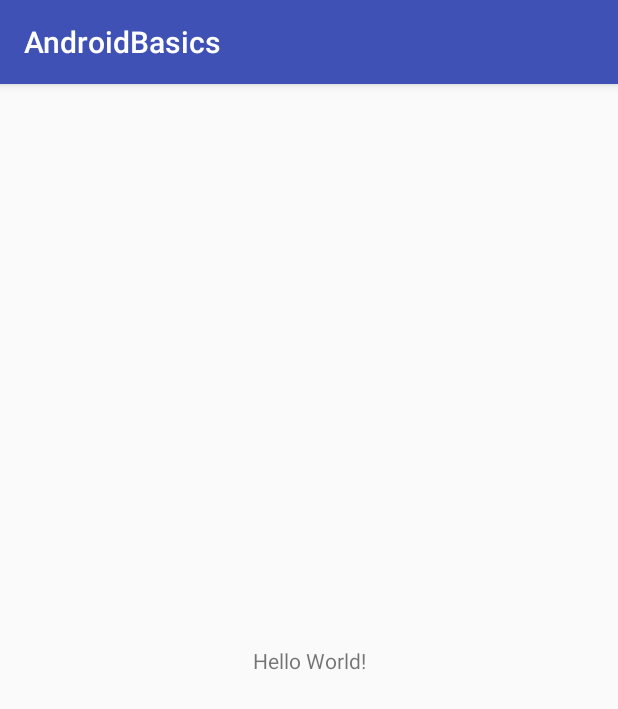
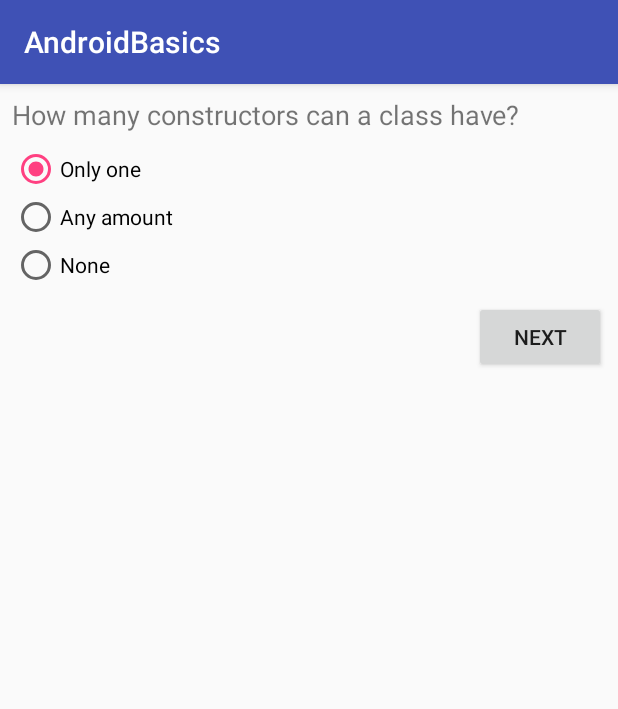
Before and after one commit to chrisvasqm/android-basics, an Android app: the screen it shows after launch (MainActivity before the commit, FirstQuizActivity after it), on a phone screen of 412 x 824 dp. Shown: the top 709 px of the screen. Run offline under Robolectric (Android 15) with nearby library versions, the phone set to English and light mode, and no system bars.

Commit message:
Add first quiz

```diff
--- a/app/src/main/AndroidManifest.xml
+++ b/app/src/main/AndroidManifest.xml
@@ -9,7 +9,7 @@
         android:roundIcon="@mipmap/ic_launcher_round"
         android:supportsRtl="true"
         android:theme="@style/AppTheme">
-        <activity android:name=".MainActivity">
+        <activity android:name=".FirstQuizActivity">
             <intent-filter>
                 <action android:name="android.intent.action.MAIN" />
 
--- /dev/null
+++ b/app/src/main/java/com/chrisvasqm/androidbasics/FirstQuizActivity.kt
@@ -0,0 +1,26 @@
+package com.chrisvasqm.androidbasics
+
+import android.os.Bundle
+import android.support.v7.app.AppCompatActivity
+import kotlinx.android.synthetic.main.activity_first_quiz.*
+import org.jetbrains.anko.toast
+
+class FirstQuizActivity : AppCompatActivity() {
+
+    override fun onCreate(savedInstanceState: Bundle?) {
+        super.onCreate(savedInstanceState)
+        setContentView(R.layout.activity_first_quiz)
+
+        btnNextFirst.setOnClickListener {
+            checkAnswer()
+        }
+    }
+
+    private fun checkAnswer() {
+        if (!radioAnyAmount.isChecked)
+            toast(R.string.wrong)
+        else
+            toast(R.string.correct)
+    }
+
+}
--- /dev/null
+++ b/app/src/main/res/layout/activity_first_quiz.xml
@@ -0,0 +1,64 @@
+<?xml version="1.0" encoding="utf-8"?>
+<LinearLayout xmlns:android="http://schemas.android.com/apk/res/android"
+    xmlns:app="http://schemas.android.com/apk/res-auto"
+    xmlns:tools="http://schemas.android.com/tools"
+    android:layout_width="match_parent"
+    android:layout_height="match_parent"
+    android:orientation="vertical"
+    android:padding="8dp"
+    tools:context="com.chrisvasqm.androidbasics.FirstQuizActivity">
+
+    <TextView
+        android:id="@+id/textView2"
+        android:layout_width="wrap_content"
+        android:layout_height="wrap_content"
+        android:layout_marginBottom="8dp"
+        android:text="@string/how_many_constructors_can_a_class_have"
+        android:textSize="18sp"
+        app:layout_constraintStart_toStartOf="parent"
+        app:layout_constraintTop_toBottomOf="@+id/textView" />
+
+    <RadioGroup
+        android:layout_width="match_parent"
+        android:layout_height="wrap_content"
+        android:layout_marginBottom="8dp"
+        app:layout_constraintStart_toStartOf="parent"
+        tools:layout_editor_absoluteY="151dp">
+
+        <RadioButton
+            android:id="@+id/radioOnlyOne"
+            android:layout_width="wrap_content"
+            android:layout_height="wrap_content"
+            android:layout_weight="1"
+            android:checked="true"
+            android:text="@string/only_one" />
+
+        <RadioButton
+            android:id="@+id/radioAnyAmount"
+            android:layout_width="wrap_content"
+            android:layout_height="wrap_content"
+            android:layout_weight="1"
+            android:text="@string/any_amount" />
+
+        <RadioButton
+            android:id="@+id/radioNone"
+            android:layout_width="wrap_content"
+            android:layout_height="wrap_content"
+            android:layout_weight="1"
+            android:text="@string/none" />
+    </RadioGroup>
+
+    <android.support.constraint.ConstraintLayout
+        android:id="@+id/linearLayout"
+        android:layout_width="match_parent"
+        android:layout_height="wrap_content">
+
+        <Button
+            android:id="@+id/btnNextFirst"
+            android:layout_width="wrap_content"
+            android:layout_height="wrap_content"
+            android:text="@string/next"
+            app:layout_constraintBottom_toBottomOf="parent"
+            app:layout_constraintEnd_toEndOf="parent" />
+    </android.support.constraint.ConstraintLayout>
+</LinearLayout>
--- a/app/src/main/res/values/strings.xml
+++ b/app/src/main/res/values/strings.xml
@@ -1,3 +1,10 @@
 <resources>
     <string name="app_name">AndroidBasics</string>
+    <string name="wrong">Wrong</string>
+    <string name="correct">Correct</string>
+    <string name="how_many_constructors_can_a_class_have">How many constructors can a class have?</string>
+    <string name="only_one">Only one</string>
+    <string name="any_amount">Any amount</string>
+    <string name="none">None</string>
+    <string name="next">Next</string>
 </resources>
```
